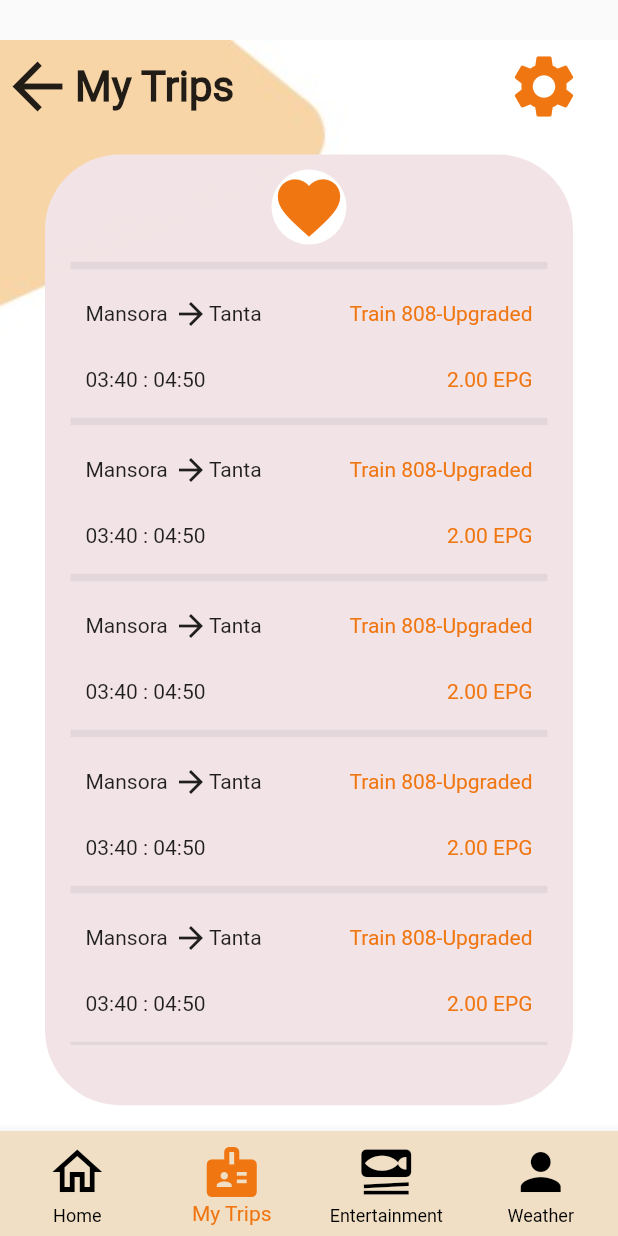
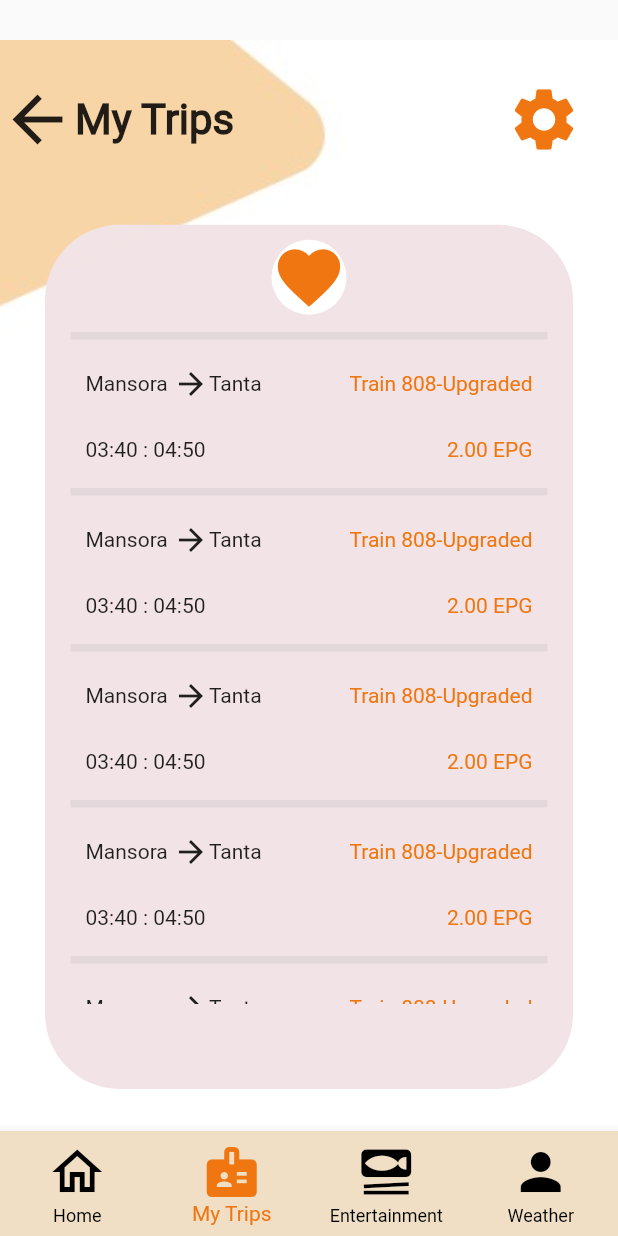
Before and after one commit to AbdallahBadawy/egypt_rails, a Flutter app: the screen it shows after launch, item 2 of the bottom bar chosen, on a phone screen of 412 x 824 dp. Run offline on Flutter 3.47's test engine with Material 2 defaults, Android fonts, the phone set to English and light mode, and no system bars; our stand-ins replace share; missing offline and left inert: dart:ffi.

Commit message:
edit my trips

```diff
--- a/lib/Bottom_BarScreens/MyTrips/My_Trips.dart
+++ b/lib/Bottom_BarScreens/MyTrips/My_Trips.dart
@@ -18,7 +18,7 @@ class _MyTripsScreenState extends State<MyTripsScreen> {
                 top: MediaQuery.of(context).size.height / 31,
                 child: background(context)),
             Positioned(
-              top: MediaQuery.of(context).size.height / 25,
+              top: MediaQuery.of(context).size.height / 15,
               child: Row(
                 children: [
                   Icon(Icons.arrow_back, size: 50),
@@ -35,12 +35,12 @@ class _MyTripsScreenState extends State<MyTripsScreen> {
               ),
             ),
             Positioned(
-              top: MediaQuery.of(context).size.height / 8,
+              top: MediaQuery.of(context).size.height / 5.5,
               left: 30,
               child: Container(
                 padding: EdgeInsets.all(10),
                 width: MediaQuery.of(context).size.width - 60,
-                height: MediaQuery.of(context).size.height / 1.3,
+                height: MediaQuery.of(context).size.height / 1.43,
                 decoration: BoxDecoration(
                     color: Theme.of(context).accentColor,
                     borderRadius: BorderRadius.circular(50)),
@@ -63,7 +63,7 @@ class _MyTripsScreenState extends State<MyTripsScreen> {
                         child: Center(
                           child: Container(
                             margin: EdgeInsets.all(5),
-                            height: MediaQuery.of(context).size.height * 0.64,
+                            height: MediaQuery.of(context).size.height * 0.55,
                             child: ListView.builder(
                               scrollDirection: Axis.vertical,
                               itemCount: 10,
```
